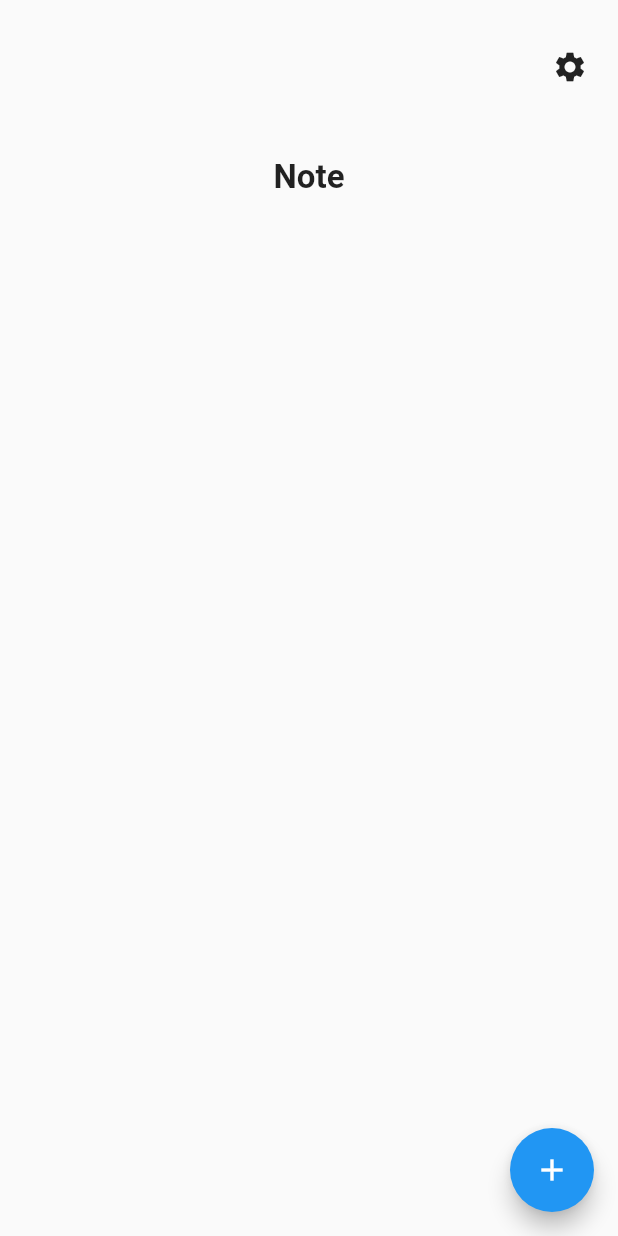
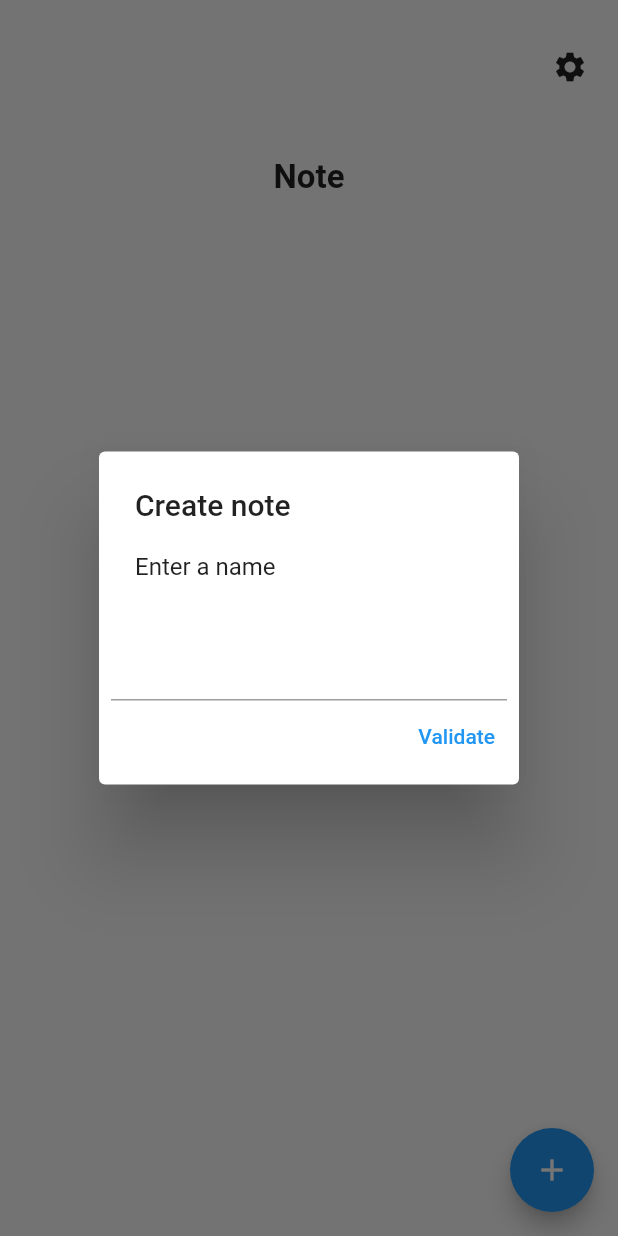
Before and after one commit to m-bdf/hlokomela, a Flutter app: the ListNoteView screen opened by its route, after a tap on the "add" icon, on a phone screen of 412 x 824 dp. Run offline on Flutter 3.47's test engine with Material 2 defaults, Android fonts, the phone set to English and light mode, and no system bars; our stand-ins replace shared_preferences; accounts and stored records are empty; generated files the repository leaves out were written again; network calls fail.

Commit message:
App V1 finish

```diff
--- a/hlokomela/lib/src/app.dart
+++ b/hlokomela/lib/src/app.dart
@@ -1,8 +1,10 @@
 import 'package:flutter/material.dart';
 import 'package:flutter_gen/gen_l10n/app_localizations.dart';
 import 'package:flutter_localizations/flutter_localizations.dart';
+import 'package:hlokomela/src/edit_note/edit_note_data.dart';
 import 'package:hlokomela/src/welcome/welcome_view.dart';
 
+import 'edit_note/edit_note_view.dart';
 import 'list_note/list_note_view.dart';
 import 'login/login_view.dart';
 import 'settings/settings_controller.dart';
@@ -42,6 +44,7 @@ class MyApp extends StatelessWidget {
             return MaterialPageRoute<void>(
               settings: routeSettings,
               builder: (BuildContext context) {
+                Object? args = routeSettings.arguments;
                 switch (routeSettings.name) {
                   case SettingsView.routeName:
                     return SettingsView(controller: settingsController);
@@ -52,6 +55,11 @@ class MyApp extends StatelessWidget {
                   case LoginRegisterView.routeNameRegister:
                     return const LoginRegisterView(type: "Register",);
                   case ListNoteView.routeName:
+                    return const ListNoteView();
+                  case EditNoteView.routeName:
+                    if (args is EditNoteData) {
+                      return EditNoteView(noteName: (args).noteName, isNew: (args).isNew,);
+                    }
                     return const ListNoteView();
                   default:
                     return const WelcomeView();
@@ -64,3 +72,7 @@ class MyApp extends StatelessWidget {
     );
   }
 }
+
+class EditNoteViewData {
+
+}
--- /dev/null
+++ b/hlokomela/lib/src/edit_note/edit_note_controller.dart
@@ -0,0 +1,27 @@
+import 'package:flutter/cupertino.dart';
+import 'package:flutter/material.dart';
+
+import 'edit_note_service.dart';
+
+class EditNoteController with ChangeNotifier {
+  EditNoteController(this._notesViewService, this.context);
+
+  final EditNoteService _notesViewService;
+  BuildContext context;
+
+  Map<String, dynamic>? _note;
+
+  Map<String, dynamic>? get note => _note;
+
+  Future<void> saveNote(String title, String content) async {
+    await _notesViewService.saveNote(context, title, content);
+    notifyListeners();
+  }
+
+  Future<void> loadNote(String title) async {
+    _note = await _notesViewService.getNote(context, title);
+    notifyListeners();
+  }
+
+
+}
--- /dev/null
+++ b/hlokomela/lib/src/edit_note/edit_note_data.dart
@@ -0,0 +1,16 @@
+import 'dart:core';
+
+class EditNoteData {
+  EditNoteData({required this.noteName, required this.isNew});
+
+  final String noteName;
+  final bool isNew;
+
+  String getNoteName() {
+    return noteName;
+  }
+
+  bool getFirstName() {
+    return isNew;
+  }
+}
--- /dev/null
+++ b/hlokomela/lib/src/edit_note/edit_note_service.dart
@@ -0,0 +1,12 @@
+import 'package:flutter/material.dart';
+import 'package:hlokomela/src/service/call_api.dart';
+
+class EditNoteService {
+  Future<void> saveNote(BuildContext context, String name, String content) async {
+    return await CallApi.put(context, CallApi.route + "note", body: {"title": name, "content" : content});
+  }
+
+  Future<Map<String, dynamic>> getNote(BuildContext context, String title) async {
+    return await CallApi.get(context, CallApi.route + "note", args : {"title": title});
+  }
+}
--- a/hlokomela/lib/src/list_note/list_note_controller.dart
+++ b/hlokomela/lib/src/list_note/list_note_controller.dart
@@ -12,14 +12,16 @@ class ListNoteController with ChangeNotifier {
 
   Map<String, dynamic>? get notes => _notes;
 
+  Future<void> deleteNote(String name) async {
+    await _notesViewService.deleteNote(context, name);
+  }
+
   Future<void> loadMoreNotes(int index, int count) async {
-    WidgetsFlutterBinding.ensureInitialized();
     _notes!["titles"].addAll((await _notesViewService.getNotes(context, index, count))["titles"]);
     notifyListeners();
   }
 
   Future<void> loadNotes(int count) async {
-    WidgetsFlutterBinding.ensureInitialized();
     _notes = await _notesViewService.getNotes(context, 0, count);
     notifyListeners();
   }
--- a/hlokomela/lib/src/list_note/list_note_service.dart
+++ b/hlokomela/lib/src/list_note/list_note_service.dart
@@ -2,8 +2,11 @@ import 'package:flutter/material.dart';
 import 'package:hlokomela/src/service/call_api.dart';
 
 class ListNoteService {
+  Future<void> deleteNote(BuildContext context, String name) async {
+    return await CallApi.delete(context, CallApi.route + "note", body: {"title": name});
+  }
+
   Future<Map<String, dynamic>> getNotes(BuildContext context, int index, int count) async {
-    //{"index": index.toString(), "count": count.toString()}
     return await CallApi.get(context, CallApi.route + "notes", args : {"index": index.toString(), "count": count.toString()});
   }
 }
--- a/hlokomela/lib/src/list_note/list_note_view.dart
+++ b/hlokomela/lib/src/list_note/list_note_view.dart
@@ -1,8 +1,10 @@
 import 'package:flutter/material.dart';
+import 'package:hlokomela/src/edit_note/edit_note_data.dart';
+import 'package:hlokomela/src/edit_note/edit_note_view.dart';
 import 'package:hlokomela/src/list_note/list_note_service.dart';
 import 'package:hlokomela/src/list_note/list_note_widget.dart';
 import 'package:hlokomela/src/settings/settings_view.dart';
-import 'package:hlokomela/src/widget/custom_will_pop.dart';
+import 'package:hlokomela/src/widget/exit_will_pop.dart';
 
 import 'list_note_controller.dart';
 
@@ -24,16 +26,23 @@ class _SettingsViewState extends State<ListNoteView> {
 
   insertNote(int index) {
     for (var i = index; i < controller.notes?["titles"].length; i++) {
-      listKey.currentState?.insertItem(i,
-          duration: const Duration(milliseconds: 200));
+      listKey.currentState
+          ?.insertItem(i, duration: const Duration(milliseconds: 200));
     }
     isInserted = true;
   }
 
+  removeNote(int index) {
+    listKey.currentState?.removeItem(
+        index, (_, animation) => slideIt(context, index, animation),
+        duration: const Duration(milliseconds: 200));
+    controller.notes?["titles"].removeAt(index);
+  }
+
   loadNote() {
     for (var i = 0; i < controller.notes?["titles"].length; i++) {
-      listKey.currentState?.insertItem(i,
-          duration: const Duration(milliseconds: 200));
+      listKey.currentState
+          ?.insertItem(i, duration: const Duration(milliseconds: 200));
     }
   }
 
@@ -45,20 +54,19 @@ class _SettingsViewState extends State<ListNoteView> {
         loadNote();
       }
     });
-    scrollController.addListener(
-            () {
+    scrollController.addListener(() {
       double maxScroll = scrollController.position.maxScrollExtent;
       double currentScroll = scrollController.position.pixels;
       double delta = 200.0;
       int index = controller.notes?["titles"].length;
       if (maxScroll - currentScroll <= delta && isInserted) {
-            controller.loadMoreNotes(controller.notes?["titles"].length, MediaQuery.of(context).size.height~/30).then((_) => {
-              insertNote(index)
-            });
+        controller
+            .loadMoreNotes(controller.notes?["titles"].length,
+                MediaQuery.of(context).size.height ~/ 30)
+            .then((_) => {insertNote(index)});
         isInserted = false;
       }
-        }
-    );
+    });
     super.initState();
   }
 
@@ -66,7 +74,7 @@ class _SettingsViewState extends State<ListNoteView> {
   Widget build(BuildContext context) {
     Size size = MediaQuery.of(context).size;
     maxChar = (size.width * 0.12).toInt();
-    return CustomWillPop(
+    return ExitWillPop(
       child: Scaffold(
         body: Padding(
           padding: const EdgeInsets.all(8),
@@ -84,7 +92,7 @@ class _SettingsViewState extends State<ListNoteView> {
               ),
               const Expanded(
                 flex: 1,
-                child : Center(
+                child: Center(
                   child: Text(
                     'Note',
                     style: TextStyle(
@@ -96,7 +104,7 @@ class _SettingsViewState extends State<ListNoteView> {
               ),
               Expanded(
                 flex: 9,
-                child : AnimatedList(
+                child: AnimatedList(
                   controller: scrollController,
                   key: listKey,
                   shrinkWrap: true,
@@ -111,7 +119,27 @@ class _SettingsViewState extends State<ListNoteView> {
         ),
         floatingActionButton: FloatingActionButton(
           onPressed: () {
-            //TODO : create new note
+            TextEditingController controller = TextEditingController();
+            showDialog(
+              context: context,
+              builder: (context) => AlertDialog(
+                title: const Text('Create note'),
+                content: const Text('Enter a name'),
+                actions: <Widget>[
+                  TextField(
+                    controller: controller,
+                  ),
+                  TextButton(
+                    onPressed: () =>
+                        {Navigator.of(context).pop(controller.text)},
+                    child: const Text('Validate'),
+                  ),
+                ],
+              ),
+            ).then((value) => {
+                  Navigator.of(context).pushNamed(EditNoteView.routeName,
+                      arguments: EditNoteData(noteName: value, isNew: true))
+                });
           },
           child: const Icon(Icons.add),
           backgroundColor: Theme.of(context).primaryColor,
@@ -126,7 +154,25 @@ class _SettingsViewState extends State<ListNoteView> {
         begin: const Offset(-1, 0),
         end: const Offset(0, 0),
       ).animate(animation),
-      child: ListNoteWidget(controller: controller, maxChar: maxChar, scrollController: scrollController, position: position, onPress: (){},),
+      child: ListNoteWidget(
+        controller: controller,
+        maxChar: maxChar,
+        scrollController: scrollController,
+        position: position,
+        onPressDelete: () {
+          controller
+              .deleteNote(controller.notes?["titles"][position])
+              .then((value) {
+            removeNote(position);
+          });
+        },
+        onPressCard: () {
+          Navigator.of(context).pushNamed(EditNoteView.routeName,
+              arguments: EditNoteData(
+                  noteName: controller.notes?["titles"][position],
+                  isNew: false));
+        },
+      ),
     );
   }
 }
--- a/hlokomela/lib/src/service/call_api.dart
+++ b/hlokomela/lib/src/service/call_api.dart
@@ -5,7 +5,7 @@ import 'package:network_manager/network_manager.dart';
 
 class CallApi {
   static String? token;
-  static String route = "http://2dfa-2003-cd-7715-2800-3335-3b3f-707c-2853.ngrok.io/";
+  static String route = "http://2187-2003-cd-7715-2800-3335-3b3f-707c-2853.ngrok.io/";
 
   static Future<dynamic> get(BuildContext context, String route, {Map<String, String>? args, Map<String, String>? headers}) async {
     if (headers != null && token != null) {
--- a/hlokomela/lib/src/widget/custom_will_pop.dart
+++ b/hlokomela/lib/src/widget/exit_will_pop.dart
@@ -4,15 +4,15 @@ import 'package:flutter/cupertino.dart';
 import 'package:flutter/material.dart';
 import 'package:flutter/services.dart';
 
-class CustomWillPop extends StatefulWidget {
-  const CustomWillPop({Key? key, required this.child}) : super(key: key);
+class ExitWillPop extends StatefulWidget {
+  const ExitWillPop({Key? key, required this.child}) : super(key: key);
   final Widget child;
 
   @override
-  _CustomButtonState createState() => _CustomButtonState();
+  _ExitWillPopState createState() => _ExitWillPopState();
 }
 
-class _CustomButtonState extends State<CustomWillPop> {
+class _ExitWillPopState extends State<ExitWillPop> {
 
   Future<bool> _onWillPop() async {
     return (await showDialog(
```
Also changed, not shown: hlokomela/lib/src/edit_note/edit_note_view.dart (added, +114 -0 lines), hlokomela/lib/src/list_note/list_note_widget.dart (+6 -6 lines), hlokomela/lib/src/widget/loading_dialog.dart (added, +25 -0 lines), hlokomela/lib/src/widget/save_will_pop.dart (added, +51 -0 lines), package/network_manager/lib/network_manager.dart (+4 -5 lines). Lines whose indentation alone changed are shown as unchanged.
